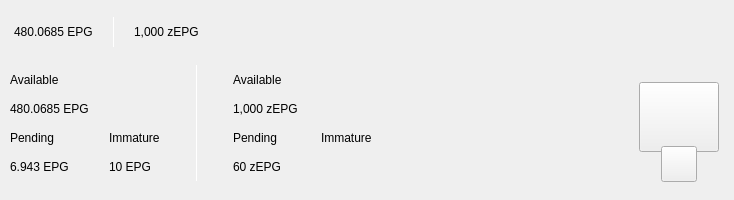
First picture: the form in src/qt/epgc/forms/topbar.ui, repository Encocoin/encocoinplus, before the edit.
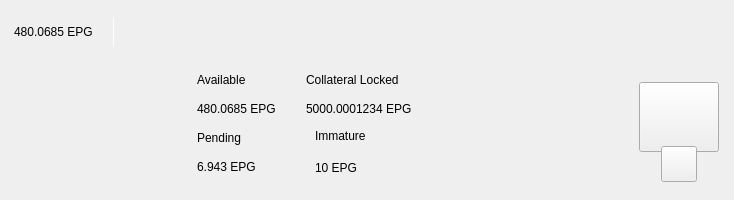
Second picture: the form after the edit. Custom widgets are drawn as their Qt base class.

Commit message: Multi-tier masternodes + 1y collateral timelock

What changed in the file:
```diff
--- a/src/qt/epgc/forms/topbar.ui
+++ b/src/qt/epgc/forms/topbar.ui
@@ -179,19 +179,6 @@
               </property>
              </spacer>
             </item>
-            <item alignment="Qt::AlignTop">
-             <widget class="QLabel" name="labelAmountTopzEpg">
-              <property name="minimumSize">
-               <size>
-                <width>0</width>
-                <height>36</height>
-               </size>
-              </property>
-              <property name="text">
-               <string>1,000 zEPG</string>
-              </property>
-             </widget>
-            </item>
            </layout>
           </widget>
          </item>
@@ -380,6 +367,19 @@
          <property name="bottomMargin">
           <number>10</number>
          </property>
+         <item>
+          <spacer name="horizontalSpacer_4">
+           <property name="orientation">
+            <enum>Qt::Horizontal</enum>
+           </property>
+           <property name="sizeHint" stdset="0">
+            <size>
+             <width>40</width>
+             <height>20</height>
+            </size>
+           </property>
+          </spacer>
+         </item>
          <item>
           <layout class="QHBoxLayout" name="horizontalLayout_3">
            <property name="bottomMargin">
@@ -397,20 +397,58 @@
               <number>30</number>
              </property>
              <item>
-              <layout class="QVBoxLayout" name="verticalLayout_2">
+              <layout class="QHBoxLayout" name="horizontalLayout">
                <item>
-                <widget class="QLabel" name="labelTitle1">
-                 <property name="text">
-                  <string>Available</string>
-                 </property>
-                </widget>
+                <layout class="QVBoxLayout" name="verticalLayout">
+                 <item>
+                  <widget class="QLabel" name="labelTitle1">
+                   <property name="text">
+                    <string>Available</string>
+                   </property>
+                  </widget>
+                 </item>
+                 <item>
+                  <widget class="QLabel" name="labelAmountEpg">
+                   <property name="text">
+                    <string>480.0685 EPG</string>
+                   </property>
+                  </widget>
+                 </item>
+                </layout>
                </item>
                <item>
-                <widget class="QLabel" name="labelAmountEpg">
-                 <property name="text">
-                  <string>480.0685 EPG</string>
+                <spacer name="horizontalSpacer_3">
+                 <property name="orientation">
+                  <enum>Qt::Horizontal</enum>
                  </property>
-                </widget>
+                 <property name="sizeType">
+                  <enum>QSizePolicy::Fixed</enum>
+                 </property>
+                 <property name="sizeHint" stdset="0">
+                  <size>
+                   <width>30</width>
+                   <height>20</height>
+                  </size>
+                 </property>
+                </spacer>
+               </item>
+               <item>
+                <layout class="QVBoxLayout" name="verticalLayout_2">
+                 <item>
+                  <widget class="QLabel" name="labelTitle5">
+                   <property name="text">
+                    <string>Collateral Locked</string>
+                   </property>
+                  </widget>
+                 </item>
+                 <item>
+                  <widget class="QLabel" name="labelAmountCollateral">
+                   <property name="text">
+                    <string>5000.0001234 EPG</string>
+                   </property>
+                  </widget>
+                 </item>
+                </layout>
                </item>
               </layout>
              </item>
@@ -438,7 +476,7 @@
                 </layout>
                </item>
                <item>
-                <spacer name="horizontalSpacer_3">
+                <spacer name="horizontalSpacer_5">
                  <property name="orientation">
                   <enum>Qt::Horizontal</enum>
                  </property>
@@ -447,7 +485,7 @@
                  </property>
                  <property name="sizeHint" stdset="0">
                   <size>
-                   <width>40</width>
+                   <width>20</width>
                    <height>20</height>
                   </size>
                  </property>
@@ -455,6 +493,15 @@
                </item>
                <item>
                 <layout class="QVBoxLayout" name="verticalLayout_4">
+                 <property name="spacing">
+                  <number>6</number>
+                 </property>
+                 <property name="leftMargin">
+                  <number>0</number>
+                 </property>
+                 <property name="rightMargin">
+                  <number>0</number>
+                 </property>
                  <item>
                   <widget class="QLabel" name="labelTitle4">
                    <property name="text">
@@ -475,117 +522,6 @@
              </item>
             </layout>
            </item>
-           <item>
-            <widget class="QLabel" name="label_9">
-             <property name="minimumSize">
-              <size>
-               <width>1</width>
-               <height>100</height>
-              </size>
-             </property>
-             <property name="maximumSize">
-              <size>
-               <width>1</width>
-               <height>16777215</height>
-              </size>
-             </property>
-             <property name="styleSheet">
-              <string notr="true">background-color:white;
-padding:0px;
-border:none;</string>
-             </property>
-             <property name="text">
-              <string/>
-             </property>
-            </widget>
-           </item>
-           <item>
-            <layout class="QVBoxLayout" name="verticalLayout_8">
-             <property name="spacing">
-              <number>0</number>
-             </property>
-             <property name="leftMargin">
-              <number>30</number>
-             </property>
-             <item>
-              <layout class="QVBoxLayout" name="verticalLayout">
-               <item>
-                <widget class="QLabel" name="labelTitle2">
-                 <property name="text">
-                  <string>Available</string>
-                 </property>
-                </widget>
-               </item>
-               <item>
-                <widget class="QLabel" name="labelAmountzEpg">
-                 <property name="text">
-                  <string>1,000 zEPG</string>
-                 </property>
-                </widget>
-               </item>
-              </layout>
-             </item>
-             <item>
-              <layout class="QHBoxLayout" name="horizontalLayout">
-               <property name="spacing">
-                <number>0</number>
-               </property>
-               <item>
-                <layout class="QVBoxLayout" name="verticalLayout_5">
-                 <item>
-                  <widget class="QLabel" name="labelTitle5">
-                   <property name="text">
-                    <string>Pending</string>
-                   </property>
-                  </widget>
-                 </item>
-                 <item>
-                  <widget class="QLabel" name="labelPendingzEpg">
-                   <property name="text">
-                    <string>60 zEPG</string>
-                   </property>
-                  </widget>
-                 </item>
-                </layout>
-               </item>
-               <item>
-                <spacer name="horizontalSpacer_4">
-                 <property name="orientation">
-                  <enum>Qt::Horizontal</enum>
-                 </property>
-                 <property name="sizeType">
-                  <enum>QSizePolicy::Fixed</enum>
-                 </property>
-                 <property name="sizeHint" stdset="0">
-                  <size>
-                   <width>40</width>
-                   <height>20</height>
-                  </size>
-                 </property>
-                </spacer>
-               </item>
-               <item>
-                <layout class="QVBoxLayout" name="verticalLayout_6">
-                 <item>
-                  <widget class="QLabel" name="labelTitle6">
-                   <property name="text">
-                    <string>Immature</string>
-                   </property>
-                  </widget>
-                 </item>
-                 <item>
-                  <widget class="QLabel" name="labelImmaturezEpg">
-                   <property name="text">
-                    <string></string>
-                   </property>
-                  </widget>
-                 </item>
-                </layout>
-               </item>
-              </layout>
-             </item>
-            </layout>
-           </item>
           </layout>
          </item>
          <item>
```
Left out of the diff: 12 changed lines with no effect on the pictures. The commit also changes 40 other files.
